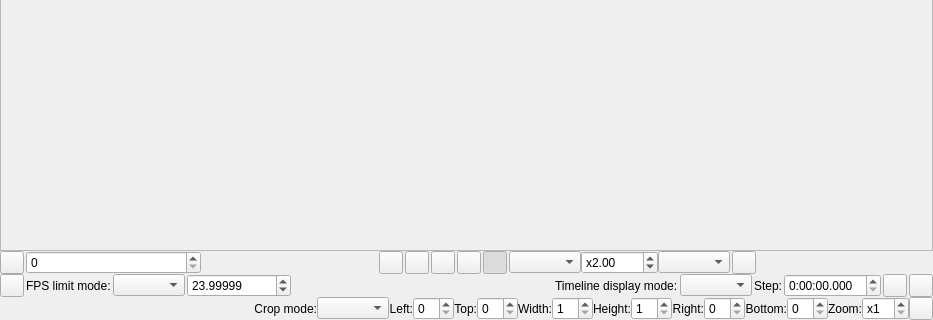
Old version of the form src/preview/previewdialog.ui in the repository YomikoR/VapourSynth-Editor; both pictures show x 0 to 933 and y 332 to 652 of the 933 by 652 pixel window.
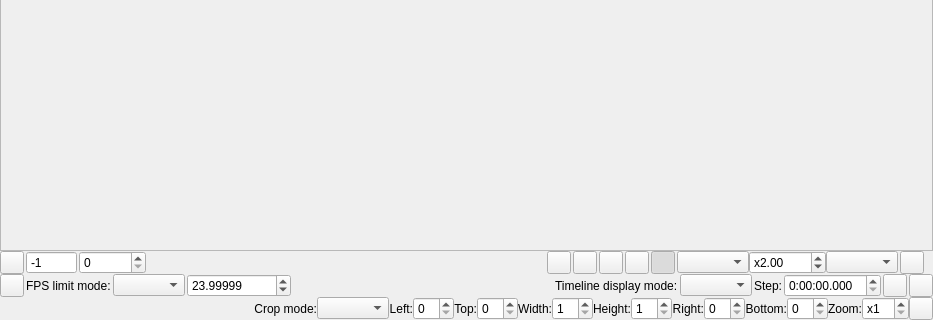
New version of the form. Custom widgets are drawn as their Qt base class.

```diff
--- a/src/preview/previewdialog.ui
+++ b/src/preview/previewdialog.ui
@@ -74,7 +74,32 @@
        </widget>
       </item>
       <item>
-       <widget class="QSpinBox" name="frameNumberSpinBox">
+       <widget class="QSpinBox" name="shownFrameSpinBox">
+        <property name="inputMethodHints">
+         <set>Qt::ImhFormattedNumbersOnly</set>
+        </property>
+        <property name="readOnly">
+         <bool>true</bool>
+        </property>
+        <property name="buttonSymbols">
+         <enum>QAbstractSpinBox::NoButtons</enum>
+        </property>
+        <property name="keyboardTracking">
+         <bool>false</bool>
+        </property>
+        <property name="minimum">
+         <number>-1</number>
+        </property>
+        <property name="maximum">
+         <number>999999999</number>
+        </property>
+        <property name="value">
+         <number>-1</number>
+        </property>
+       </widget>
+      </item>
+      <item>
+       <widget class="QSpinBox" name="expectedFrameNumberSpinBox">
         <property name="sizePolicy">
          <sizepolicy hsizetype="Minimum" vsizetype="Fixed">
           <horstretch>0</horstretch>
@@ -85,13 +110,18 @@
          <bool>false</bool>
         </property>
         <property name="maximum">
-         <number>9999999</number>
+         <number>999999999</number>
         </property>
        </widget>
       </item>
       <item>
        <widget class="TimeLineSlider" name="frameNumberSlider" native="true">
-        <zorder>frameNumberSpinBox</zorder>
+        <property name="sizePolicy">
+         <sizepolicy hsizetype="Expanding" vsizetype="Preferred">
+          <horstretch>0</horstretch>
+          <verstretch>0</verstretch>
+         </sizepolicy>
+        </property>
        </widget>
       </item>
       <item>
```
Left out of the diff: 3 changed lines with no effect on the pictures.
